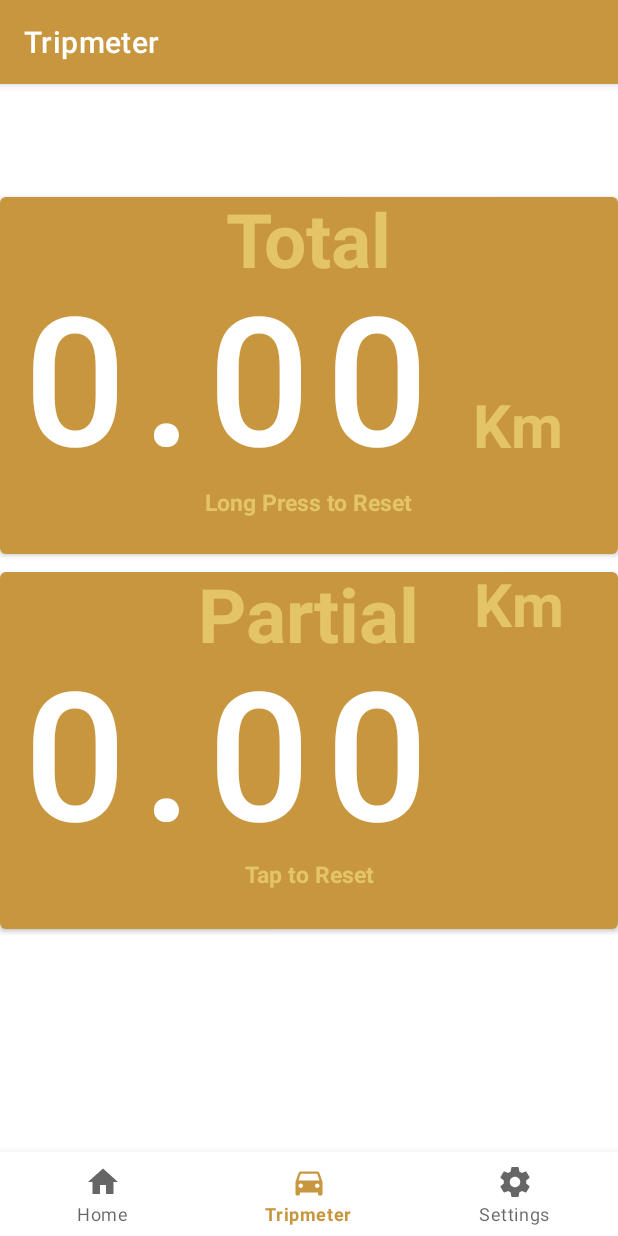
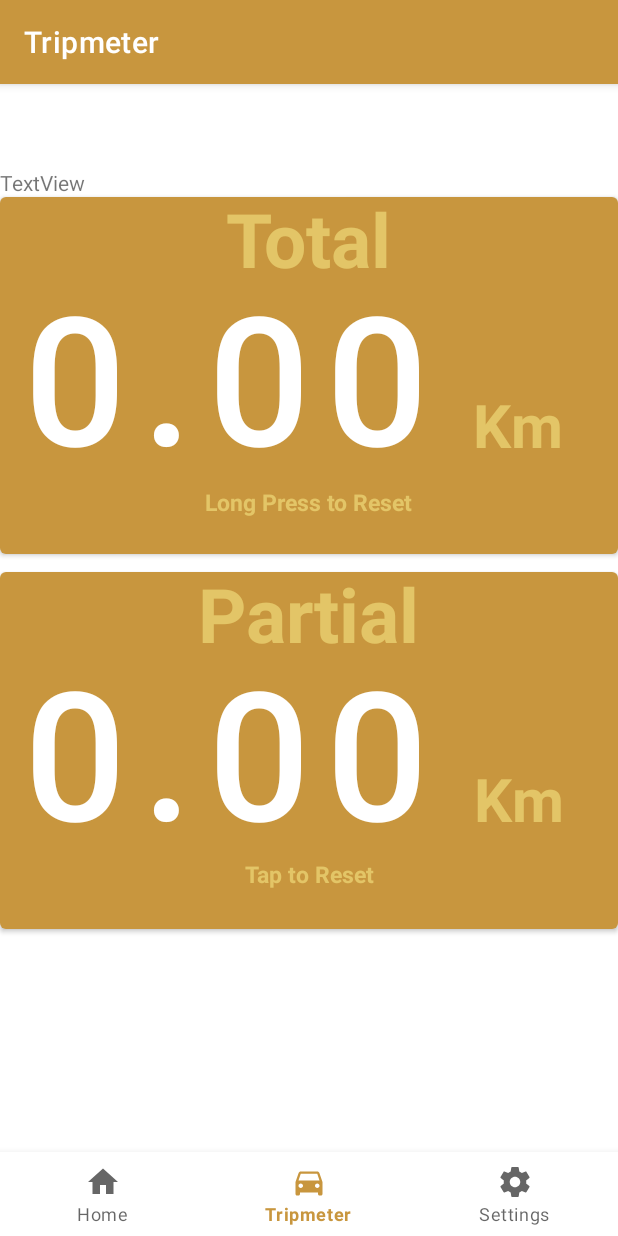
Before and after one commit to MiguelNdeCarvalho/Virtual-Tripmeter, an Android app: the TripFragment screen opened through its navigation route, on a phone screen of 412 x 824 dp. Run offline under Robolectric (Android 15) with nearby library versions, the phone set to English and light mode, and no system bars; our stand-ins replace navigation-ui.

Commit message:
Fix Unit text that got f*cked too

```diff
--- a/app/src/main/res/layout/fragment_trip.xml
+++ b/app/src/main/res/layout/fragment_trip.xml
@@ -60,10 +60,12 @@
         android:textColor="@color/orange_200"
         android:textSize="40sp"
         android:textStyle="bold"
+        app:layout_constraintBottom_toBottomOf="@+id/partialButton"
         app:layout_constraintEnd_toEndOf="parent"
         app:layout_constraintHorizontal_bias="0.897"
         app:layout_constraintStart_toStartOf="@+id/partialButton"
-        app:layout_constraintTop_toBottomOf="@+id/totalButton" />
+        app:layout_constraintTop_toBottomOf="@+id/totalButton"
+        app:layout_constraintVertical_bias="0.664" />
 
     <TextView
         android:id="@+id/totalTitle"
@@ -123,4 +125,13 @@
         app:layout_constraintStart_toStartOf="@+id/partialButton"
         app:layout_constraintTop_toBottomOf="@+id/totalButton"
         app:layout_constraintVertical_bias="0.737" />
+
+    <TextView
+        android:id="@+id/textView6"
+        android:layout_width="wrap_content"
+        android:layout_height="wrap_content"
+        android:text="TextView"
+        tools:layout_editor_absoluteX="172dp"
+        tools:layout_editor_absoluteY="539dp" />
+
 </androidx.constraintlayout.widget.ConstraintLayout>
```
